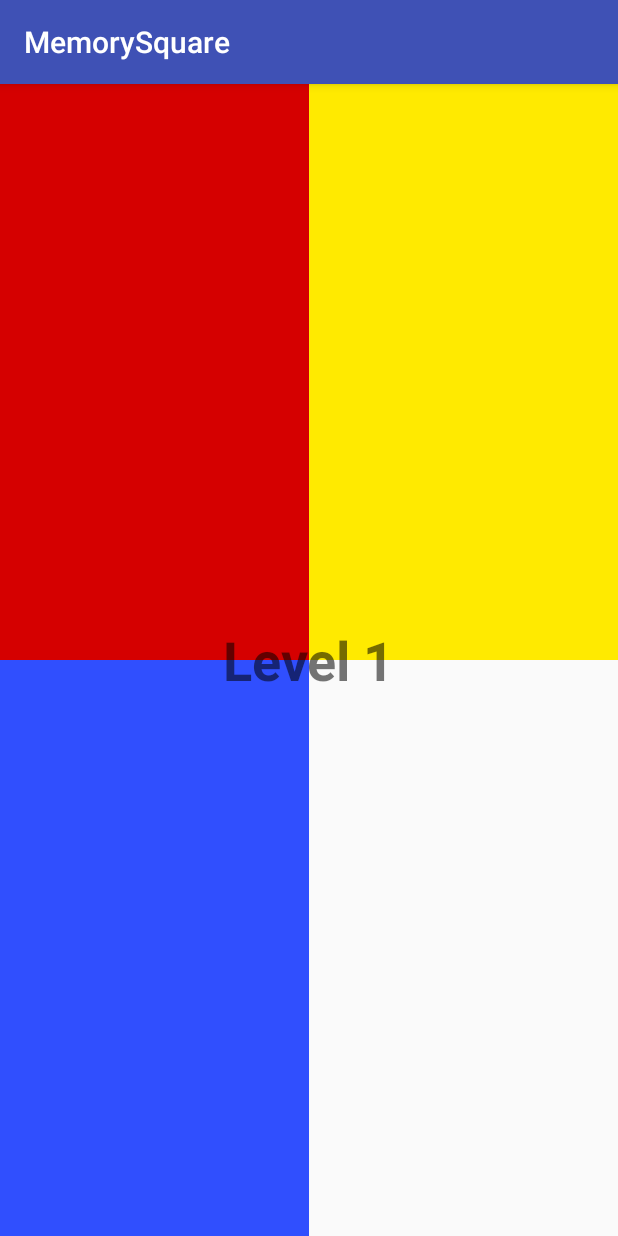
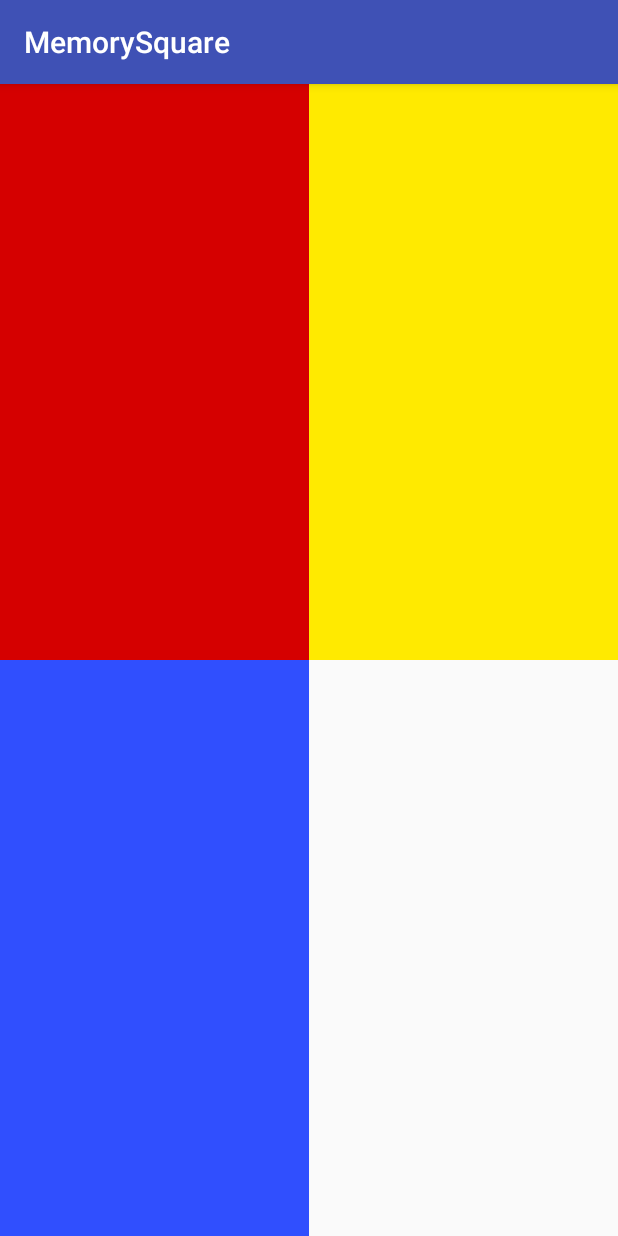
Before and after one commit to jkoistinen/MemorySquare, an Android app: the PlayGameActivity screen opened directly, with no data from a screen before it, after a tap on an icon or button, on a phone screen of 412 x 824 dp. Run offline under Robolectric (Android 15) with nearby library versions, the phone set to English and light mode, and no system bars.

Commit message:
added fade in out to textview

```diff
--- a/app/src/main/java/com/jk/memorysquare/PlayGameActivity.java
+++ b/app/src/main/java/com/jk/memorysquare/PlayGameActivity.java
@@ -7,9 +7,14 @@ import android.support.v7.app.AppCompatActivity;
 import android.os.Bundle;
 import android.util.Log;
 import android.view.View;
+import android.view.animation.AlphaAnimation;
+import android.view.animation.Animation;
 import android.view.animation.AnimationUtils;
 import android.view.animation.RotateAnimation;
 import android.widget.ImageButton;
+import android.widget.TextView;
+
+import org.w3c.dom.Text;
 
 public class PlayGameActivity extends AppCompatActivity {
 
@@ -22,6 +27,38 @@ public class PlayGameActivity extends AppCompatActivity {
     protected void onCreate(Bundle savedInstanceState) {
         super.onCreate(savedInstanceState);
         setContentView(R.layout.activity_play_game);
+
+        //set animation on textview
+        final TextView overlayText = (TextView) findViewById(R.id.textView);
+
+        final Animation in = new AlphaAnimation(0.0f, 1.0f);
+        in.setDuration(3000);
+
+        final Animation out = new AlphaAnimation(1.0f, 0.0f);
+        out.setDuration(3000);
+
+        in.setAnimationListener(new Animation.AnimationListener() {
+            @Override
+            public void onAnimationStart(Animation animation) {
+                //Not used for now
+            }
+
+            @Override
+            public void onAnimationEnd(Animation animation) {
+                overlayText.setText("Level 1");
+                overlayText.startAnimation(out);
+
+            }
+
+            @Override
+            public void onAnimationRepeat(Animation animation) {
+                //Not used for now
+            }
+        });
+
+        overlayText.startAnimation(in);
+
+        //END set animation on textview
 
         //set onclicklistener for imagebuttons
         redButton = (ImageButton) findViewById(R.id.redButton);
--- a/app/src/main/res/layout/activity_play_game.xml
+++ b/app/src/main/res/layout/activity_play_game.xml
@@ -67,6 +67,7 @@ tools:context="com.jk.memorysquare.PlayGameActivity"
         android:id="@+id/textView"
         android:layout_gravity="center"
         android:textStyle="bold"
-        android:textSize="36sp" />
+        android:textSize="36sp"
+        android:visibility="invisible" />
 
 </FrameLayout>
--- a/app/src/main/res/layout/content_start_game.xml
+++ b/app/src/main/res/layout/content_start_game.xml
@@ -70,7 +70,9 @@
         android:id="@+id/startButton"
         android:layout_centerVertical="true"
         android:layout_centerHorizontal="true"
-        android:layout_gravity="center" />
+        android:layout_gravity="center"
+        android:background="@color/primary_dark_material_light"
+        android:ellipsize="marquee" />
 
 
 </FrameLayout>
```
